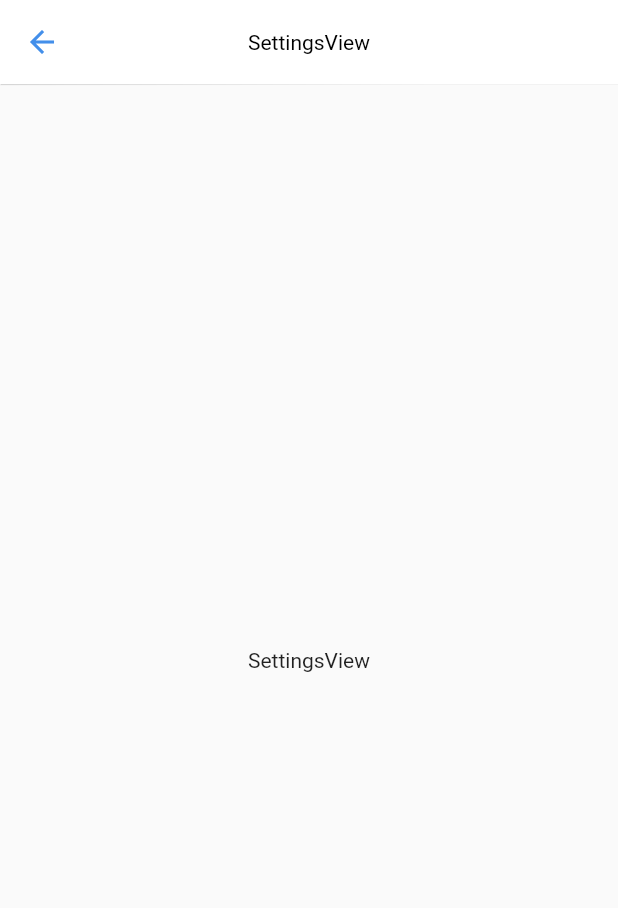
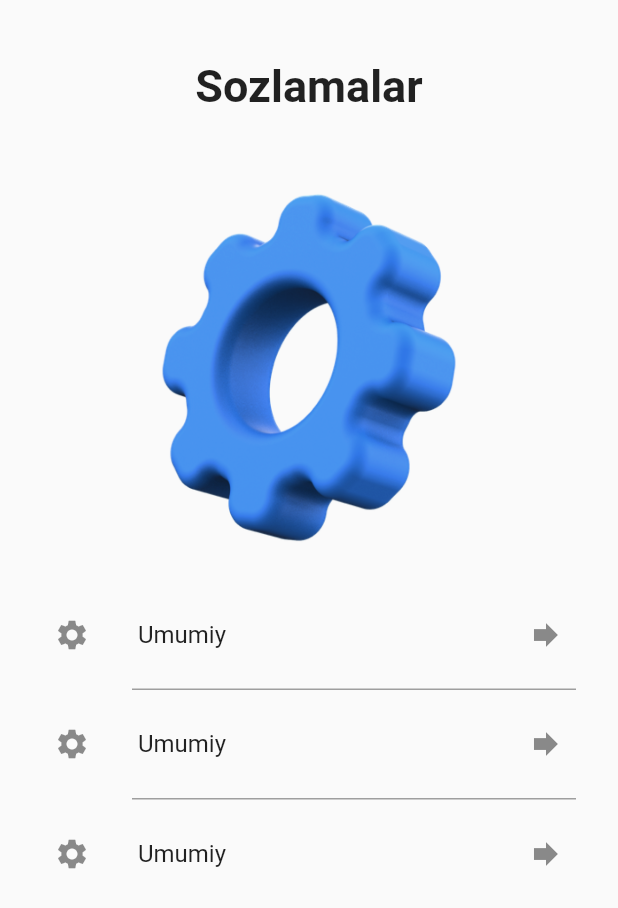
Before and after one commit to abdulazizmalikov18/qazo_namoz, a Flutter app: the SettingsView screen opened directly, on a phone screen of 412 x 824 dp. Shown: the top 908 px of the screen. Run offline on Flutter 3.47's test engine with Material 2 defaults, Android fonts, the phone set to English and light mode, and no system bars; our stand-ins replace flutter_svg, keyboard_dismisser, lottie, otp_text_field, shared_preferences; accounts and stored records are empty; project files that could hold a hidden picture were left out.

Commit message:
change settings

```diff
--- a/lib/assets/images/images.dart
+++ b/lib/assets/images/images.dart
@@ -1,3 +1,3 @@
 class AppImages {
-  static const defaultImage = '';
+  static const settings = 'assets/images/setting.png';
 }
--- a/lib/features/ehtilam/views/information_container.dart
+++ b/lib/features/ehtilam/views/information_container.dart
@@ -35,7 +35,7 @@ class InformationContainer extends StatelessWidget {
                     .copyWith(fontSize: 16, color: AppColors.textColor),
               ),
               Text(
-                '${data.day} - ${MyFunctions().getmonth(data.month)},${data.year}',
+                '${data.day} - ${MyFunctions.getmonth(data.month)},${data.year}',
                 style: Theme.of(context)
                     .textTheme
                     .titleLarge!
@@ -61,7 +61,7 @@ class InformationContainer extends StatelessWidget {
                     .copyWith(fontSize: 16, color: AppColors.textColor),
               ),
               Text(
-                '${hayz.day} - ${MyFunctions().getmonth(hayz.month)},${hayz.year}',
+                '${hayz.day} - ${MyFunctions.getmonth(hayz.month)},${hayz.year}',
                 style: Theme.of(context)
                     .textTheme
                     .titleLarge!
@@ -83,7 +83,7 @@ class InformationContainer extends StatelessWidget {
                     .copyWith(fontSize: 16, color: AppColors.textColor),
               ),
               Text(
-                '${namoz.day} - ${MyFunctions().getmonth(namoz.month)},${namoz.year}',
+                '${namoz.day} - ${MyFunctions.getmonth(namoz.month)},${namoz.year}',
                 style: Theme.of(context)
                     .textTheme
                     .titleLarge!
--- a/lib/features/settings/setttings_view.dart
+++ b/lib/features/settings/setttings_view.dart
@@ -1,16 +1,82 @@
 import 'package:flutter/material.dart';
+import 'package:qazo_namaz/assets/images/images.dart';
+import 'package:qazo_namaz/features/settings/view/common_view.dart';
 
 class SettingsView extends StatelessWidget {
   const SettingsView({super.key});
 
   @override
   Widget build(BuildContext context) {
-    return Scaffold(
-      appBar: AppBar(
-        title: const Text('SettingsView'),
-      ),
-      body: const Center(
-        child:  Text('SettingsView'),
+    return SafeArea(
+      child: Scaffold(
+        body: SingleChildScrollView(
+          padding: const EdgeInsets.all(20),
+          child: Column(
+            children: [
+              const Padding(
+                padding: EdgeInsets.all(20.0),
+                child: Text(
+                  "Sozlamalar",
+                  style: TextStyle(
+                    fontSize: 30,
+                    fontWeight: FontWeight.w600,
+                  ),
+                ),
+              ),
+              Padding(
+                padding:
+                    const EdgeInsets.symmetric(horizontal: 56, vertical: 20),
+                child: Image.asset(AppImages.settings),
+              ),
+              ListTile(
+                leading: const Icon(Icons.settings),
+                trailing: const Icon(Icons.forward),
+                title: const Text("Umumiy"),
+                onTap: () {
+                  Navigator.of(context).push(MaterialPageRoute(
+                    builder: (context) => const CommonView(),
+                  ));
+                },
+              ),
+              Row(
+                children: [
+                  const SizedBox(width: 60),
+                  Expanded(
+                    child: Container(
+                      margin: const EdgeInsets.all(8),
+                      height: 1,
+                      color: Colors.grey,
+                    ),
+                  ),
+                ],
+              ),
+              ListTile(
+                leading: const Icon(Icons.settings),
+                trailing: const Icon(Icons.forward),
+                title: const Text("Umumiy"),
+                onTap: () {},
+              ),
+              Row(
+                children: [
+                  const SizedBox(width: 60),
+                  Expanded(
+                    child: Container(
+                      margin: const EdgeInsets.all(8),
+                      height: 1,
+                      color: Colors.grey,
+                    ),
+                  ),
+                ],
+              ),
+              ListTile(
+                leading: const Icon(Icons.settings),
+                trailing: const Icon(Icons.forward),
+                title: const Text("Umumiy"),
+                onTap: () {},
+              ),
+            ],
+          ),
+        ),
       ),
     );
   }
--- a/pubspec.yaml
+++ b/pubspec.yaml
@@ -74,6 +74,7 @@ flutter:
   assets:
     - assets/
     - assets/lottils/wave.json
+    - assets/images/
   #   - images/a_dot_ham.jpeg
 
   # An image asset can refer to one or more resolution-specific "variants", see
```
Also changed, not shown: lib/core/utils/my_function.dart (+12 -14 lines), lib/features/common/widgets/w_app_bar.dart (+19 -0 lines), lib/features/common/widgets/wbutton_widget.dart (+11 -8 lines), lib/features/main/views/main_view.dart (+31 -8 lines), lib/features/settings/view/common_view.dart (added, +122 -0 lines), assets/images/setting.png (added).
